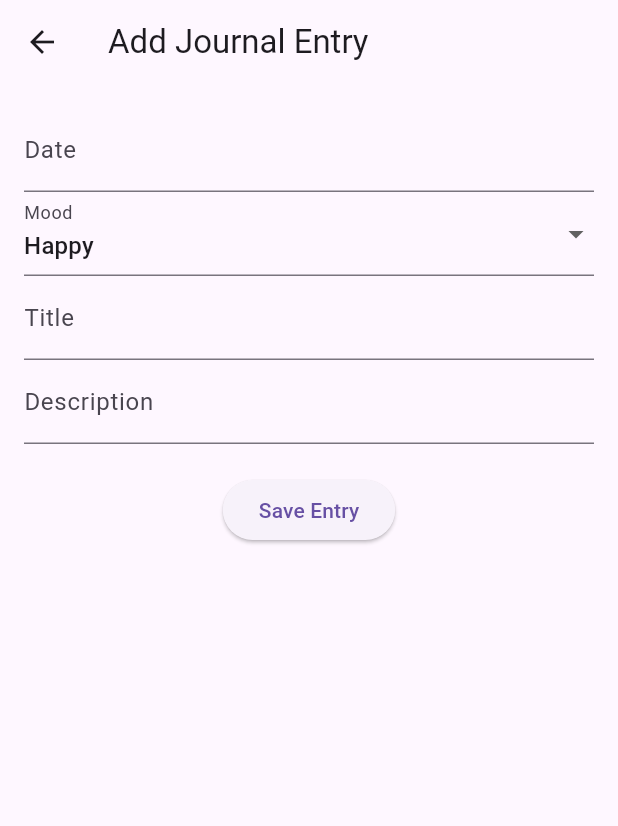
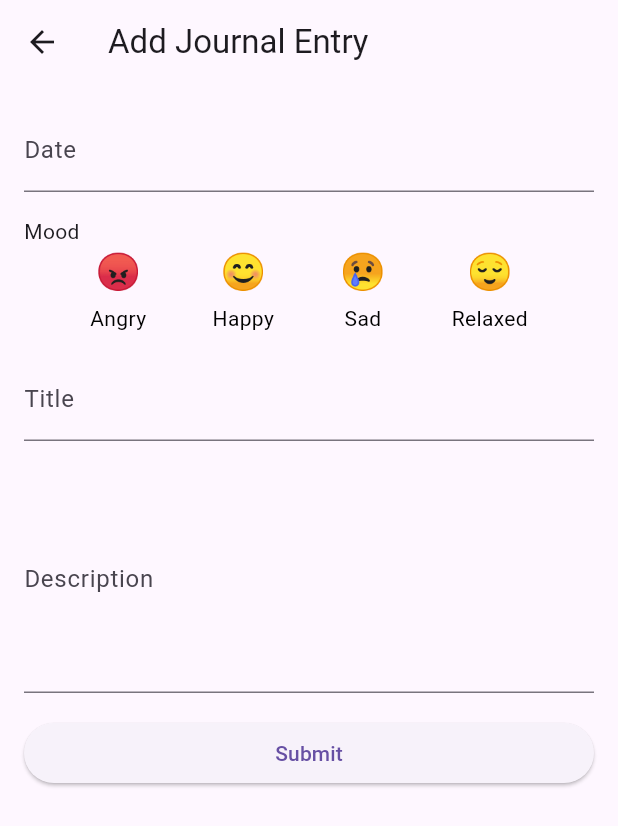
Before and after one commit to iamkasumi/AppDev, a Flutter app: the JournalPage screen opened directly, after a tap on the "add" icon, on a phone screen of 412 x 824 dp. Shown: the top 826 px of the screen. Run offline on Flutter 3.47's test engine with Material 3 defaults, Android fonts, the phone set to English and light mode, and no system bars; our stand-ins replace carousel_slider, google_fonts, video_player.

Commit message:
edit journal

```diff
--- /dev/null
+++ b/mental_health/lib/pages/journal/add_journal.dart
@@ -0,0 +1,184 @@
+import 'package:flutter/material.dart';
+
+class AddJournalEntryPage extends StatefulWidget {
+  final Function(Map<String, String>) addEntry;
+
+  const AddJournalEntryPage({super.key, required this.addEntry});
+
+  @override
+  _AddJournalEntryPageState createState() => _AddJournalEntryPageState();
+}
+
+class _AddJournalEntryPageState extends State<AddJournalEntryPage> {
+  final _formKey = GlobalKey<FormState>();
+  String _date = '';
+  String _mood = '';
+  String _emoji = '';
+  String _title = '';
+  String _description = '';
+
+  void _submitEntry() {
+    if (_formKey.currentState!.validate()) {
+      _formKey.currentState!.save();
+      widget.addEntry({
+        'date': _date,
+        'mood': _mood,
+        'emoji': _emoji,
+        'title': _title,
+        'description': _description,
+      });
+      Navigator.pop(context);
+    }
+  }
+
+  @override
+  Widget build(BuildContext context) {
+    return Scaffold(
+      appBar: AppBar(
+        title: Text("Add Journal Entry"),
+      ),
+      body: Padding(
+        padding: const EdgeInsets.all(16.0),
+        child: Form(
+          key: _formKey,
+          child: ListView(
+            children: [
+              TextFormField(
+                decoration: InputDecoration(labelText: 'Date'),
+                validator: (value) {
+                  if (value == null || value.isEmpty) {
+                    return 'Please enter a date';
+                  }
+                  return null;
+                },
+                onSaved: (value) {
+                  _date = value!;
+                },
+              ),
+              const SizedBox(height: 16),
+              Text("Mood"),
+              Row(
+                mainAxisAlignment: MainAxisAlignment.spaceEvenly,
+                children: <Widget>[
+                  EmotionWidget(
+                    emoji: '😡',
+                    label: 'Angry',
+                    isSelected: _emoji == '😡',
+                    onTap: () {
+                      setState(() {
+                        _emoji = '😡';
+                        _mood = 'Angry';
+                      });
+                    },
+                  ),
+                  EmotionWidget(
+                    emoji: '😊',
+                    label: 'Happy',
+                    isSelected: _emoji == '😊',
+                    onTap: () {
+                      setState(() {
+                        _emoji = '😊';
+                        _mood = 'Happy';
+                      });
+                    },
+                  ),
+                  EmotionWidget(
+                    emoji: '😢',
+                    label: 'Sad',
+                    isSelected: _emoji == '😢',
+                    onTap: () {
+                      setState(() {
+                        _emoji = '😢';
+                        _mood = 'Sad';
+                      });
+                    },
+                  ),
+                  EmotionWidget(
+                    emoji: '😌',
+                    label: 'Relaxed',
+                    isSelected: _emoji == '😌',
+                    onTap: () {
+                      setState(() {
+                        _emoji = '😌';
+                        _mood = 'Relaxed';
+                      });
+                    },
+                  ),
+                ],
+              ),
+              const SizedBox(height: 16),
+              TextFormField(
+                decoration: InputDecoration(labelText: 'Title'),
+                validator: (value) {
+                  if (value == null || value.isEmpty) {
+                    return 'Please enter a title';
+                  }
+                  return null;
+                },
+                onSaved: (value) {
+                  _title = value!;
+                },
+              ),
+              const SizedBox(height: 16),
+              TextFormField(
+                decoration: InputDecoration(labelText: 'Description'),
+                maxLines: 5,
+                validator: (value) {
+                  if (value == null || value.isEmpty) {
+                    return 'Please enter a description';
+                  }
+                  return null;
+                },
+                onSaved: (value) {
+                  _description = value!;
+                },
+              ),
+              const SizedBox(height: 16),
+              ElevatedButton(
+                onPressed: _submitEntry,
+                child: Text('Submit'),
+              ),
+            ],
+          ),
+        ),
+      ),
+    );
+  }
+}
+
+class EmotionWidget extends StatelessWidget {
+  final String emoji;
+  final String label;
+  final bool isSelected;
+  final VoidCallback onTap;
+
+  const EmotionWidget({
+    required this.emoji,
+    required this.label,
+    required this.isSelected,
+    required this.onTap,
+  });
+
+  @override
+  Widget build(BuildContext context) {
+    return GestureDetector(
+      onTap: onTap,
+      child: Column(
+        children: [
+          Text(
+            emoji,
+            style: TextStyle(fontSize: 24),
+          ),
+          const SizedBox(height: 4),
+          Text(
+            label,
+            style: TextStyle(
+              color: isSelected ? Colors.blue : Colors.black,
+              fontWeight: isSelected ? FontWeight.bold : FontWeight.normal,
+            ),
+          ),
+        ],
+      ),
+    );
+  }
+}
--- a/mental_health/lib/pages/journal/add_journal_entry_page.dart
+++ /dev/null
@@ -1,117 +0,0 @@
-import 'package:flutter/material.dart';
-
-class AddJournalEntryPage extends StatefulWidget {
-  final Function(Map<String, String>) addEntry;
-
-  const AddJournalEntryPage({required this.addEntry, super.key});
-
-  @override
-  _AddJournalEntryPageState createState() => _AddJournalEntryPageState();
-}
-
-class _AddJournalEntryPageState extends State<AddJournalEntryPage> {
-  final _formKey = GlobalKey<FormState>();
-  final _dateController = TextEditingController();
-  final _titleController = TextEditingController();
-  final _descriptionController = TextEditingController();
-  String _selectedMood = "Happy";
-  Color _selectedMoodColor = Colors.yellow;
-
-  void _saveEntry() {
-    if (_formKey.currentState!.validate()) {
-      final newEntry = {
-        "date": _dateController.text,
-        "mood": _selectedMood,
-        "moodColor": _selectedMoodColor.value.toRadixString(16),
-        "title": _titleController.text,
-        "description": _descriptionController.text,
-      };
-      widget.addEntry(newEntry);
-      Navigator.pop(context);
-    }
-  }
-
-  @override
-  void dispose() {
-    _dateController.dispose();
-    _titleController.dispose();
-    _descriptionController.dispose();
-    super.dispose();
-  }
-
-  @override
-  Widget build(BuildContext context) {
-    return Scaffold(
-      appBar: AppBar(
-        title: const Text("Add Journal Entry"),
-      ),
-      body: Padding(
-        padding: const EdgeInsets.all(16.0),
-        child: Form(
-          key: _formKey,
-          child: Column(
-            children: [
-              TextFormField(
-                controller: _dateController,
-                decoration: InputDecoration(labelText: "Date"),
-                validator: (value) {
-                  if (value == null || value.isEmpty) {
-                    return "Please enter a date";
-                  }
-                  return null;
-                },
-              ),
-              DropdownButtonFormField<String>(
-                value: _selectedMood,
-                items: ["Happy", "Sad", "Angry", "Terrible"].map((mood) {
-                  return DropdownMenuItem(
-                    value: mood,
-                    child: Text(mood),
-                  );
-                }).toList(),
-                onChanged: (value) {
-                  setState(() {
-                    _selectedMood = value!;
-                    _selectedMoodColor = value == "Happy"
-                        ? Colors.yellow
-                        : value == "Sad"
-                            ? Colors.blue
-                            : value == "Angry"
-                                ? Colors.red
-                                : Colors.grey;
-                  });
-                },
-                decoration: InputDecoration(labelText: "Mood"),
-              ),
-              TextFormField(
-                controller: _titleController,
-                decoration: InputDecoration(labelText: "Title"),
-                validator: (value) {
-                  if (value == null || value.isEmpty) {
-                    return "Please enter a title";
-                  }
-                  return null;
-                },
-              ),
-              TextFormField(
-                controller: _descriptionController,
-                decoration: InputDecoration(labelText: "Description"),
-                validator: (value) {
-                  if (value == null || value.isEmpty) {
-                    return "Please enter a description";
-                  }
-                  return null;
-                },
-              ),
-              const SizedBox(height: 20),
-              ElevatedButton(
-                onPressed: _saveEntry,
-                child: const Text("Save Entry"),
-              ),
-            ],
-          ),
-        ),
-      ),
-    );
-  }
-}
--- a/mental_health/lib/pages/journal/journal_page.dart
+++ b/mental_health/lib/pages/journal/journal_page.dart
@@ -1,6 +1,7 @@
 import 'package:flutter/material.dart';
-import 'add_journal_entry_page.dart';
-import 'view_journal_entry_page.dart';
+import 'package:google_fonts/google_fonts.dart';
+import 'add_journal.dart';
+import 'view_journal.dart';
 
 class JournalPage extends StatefulWidget {
   const JournalPage({super.key});
@@ -10,29 +11,7 @@ class JournalPage extends StatefulWidget {
 }
 
 class _JournalPageState extends State<JournalPage> {
-  final List<Map<String, String>> _journalEntries = [
-    {
-      "date": "02 May 2022",
-      "mood": "Awesome",
-      "moodColor": "0xFFFF0000",
-      "title": "Story of Jonathan",
-      "description": "Lorem ipsum dolor sit amet, consectetur adipiscing elit. Phasellus id lobortis dui facilisi."
-    },
-    {
-      "date": "28 April 2022",
-      "mood": "Happy",
-      "moodColor": "0xFFFFFF00",
-      "title": "Story of Nathan",
-      "description": "Commodo pellentesque vivamus faucibus natoque enim elementum."
-    },
-    {
-      "date": "15 March 2022",
-      "mood": "Terrible",
-      "moodColor": "0xFF0000FF",
-      "title": "Story of Solomon",
-      "description": "Elementum diam amet commodo, mollis congue sed in. Vitae et mi pretium leo."
-    },
-  ];
+  final List<Map<String, String>> _journalEntries = [];
 
   void _addNewEntry(Map<String, String> newEntry) {
     setState(() {
@@ -43,21 +22,23 @@ class _JournalPageState extends State<JournalPage> {
   @override
   Widget build(BuildContext context) {
     return Scaffold(
-      appBar: AppBar(
-        title: const Text("All Journal"),
-        backgroundColor: Colors.transparent,
-        elevation: 0,
-        centerTitle: true,
-      ),
       body: Padding(
         padding: const EdgeInsets.all(16.0),
         child: Column(
+          crossAxisAlignment: CrossAxisAlignment.start,
           children: [
-            // Search bar
+            Text(
+              "Journals",
+              style: GoogleFonts.playfairDisplay(
+                fontSize: 24,
+                fontWeight: FontWeight.bold,
+              ),
+            ),
+            const SizedBox(height: 16),
             TextField(
               decoration: InputDecoration(
                 prefixIcon: Icon(Icons.search),
-                hintText: "Search Journal",
+                hintText: "Search journal",
                 border: OutlineInputBorder(
                   borderRadius: BorderRadius.circular(12),
                   borderSide: BorderSide.none,
@@ -67,7 +48,6 @@ class _JournalPageState extends State<JournalPage> {
               ),
             ),
             const SizedBox(height: 16),
-            // List of journal entries
             Expanded(
               child: ListView.builder(
                 itemCount: _journalEntries.length,
@@ -87,7 +67,7 @@ class _JournalPageState extends State<JournalPage> {
                     child: JournalEntry(
                       date: entry["date"]!,
                       mood: entry["mood"]!,
-                      moodColor: Color(int.parse(entry["moodColor"]!)),
+                      emoji: entry["emoji"]!,
                       title: entry["title"]!,
                       description: entry["description"]!,
                     ),
@@ -103,9 +83,7 @@ class _JournalPageState extends State<JournalPage> {
           Navigator.push(
             context,
             MaterialPageRoute(
-              builder: (context) => AddJournalEntryPage(
-                addEntry: _addNewEntry,
-              ),
+              builder: (context) => AddJournalEntryPage(addEntry: _addNewEntry),
             ),
           );
         },
@@ -118,14 +96,14 @@ class _JournalPageState extends State<JournalPage> {
 class JournalEntry extends StatelessWidget {
   final String date;
   final String mood;
-  final Color moodColor;
+  final String emoji;
   final String title;
   final String description;
 
   const JournalEntry({
     required this.date,
     required this.mood,
-    required this.moodColor,
+    required this.emoji,
     required this.title,
     required this.description,
   });
@@ -146,16 +124,11 @@ class JournalEntry extends StatelessWidget {
                   style: TextStyle(color: Colors.grey[600]),
                 ),
                 const Spacer(),
-                Container(
-                  padding: const EdgeInsets.symmetric(horizontal: 8, vertical: 4),
-                  decoration: BoxDecoration(
-                    color: moodColor.withOpacity(0.2),
-                    borderRadius: BorderRadius.circular(12),
-                  ),
-                  child: Text(
-                    mood,
-                    style: TextStyle(color: moodColor),
-                  ),
+                EmotionWidget(
+                  emoji: emoji,
+                  label: mood,
+                  isSelected: true,
+                  onTap: () {},
                 ),
               ],
             ),
@@ -178,3 +151,40 @@ class JournalEntry extends StatelessWidget {
     );
   }
 }
+
+class EmotionWidget extends StatelessWidget {
+  final String emoji;
+  final String label;
+  final bool isSelected;
+  final VoidCallback onTap;
+
+  const EmotionWidget({
+    required this.emoji,
+    required this.label,
+    required this.isSelected,
+    required this.onTap,
+  });
+
+  @override
+  Widget build(BuildContext context) {
+    return GestureDetector(
+      onTap: onTap,
+      child: Column(
+        children: [
+          Text(
+            emoji,
+            style: TextStyle(fontSize: 24),
+          ),
+          const SizedBox(height: 4),
+          Text(
+            label,
+            style: TextStyle(
+              color: isSelected ? Colors.blue : Colors.black,
+              fontWeight: isSelected ? FontWeight.bold : FontWeight.normal,
+            ),
+          ),
+        ],
+      ),
+    );
+  }
+}
--- a/mental_health/lib/pages/journal/view_journal_entry_page.dart
+++ /dev/null
@@ -1,45 +0,0 @@
-import 'package:flutter/material.dart';
-
-class ViewJournalEntryPage extends StatelessWidget {
-  final Map<String, String> entry;
-
-  const ViewJournalEntryPage({required this.entry, super.key});
-
-  @override
-  Widget build(BuildContext context) {
-    return Scaffold(
-      appBar: AppBar(
-        title: Text(entry["title"]!),
-      ),
-      body: Padding(
-        padding: const EdgeInsets.all(16.0),
-        child: Column(
-          crossAxisAlignment: CrossAxisAlignment.start,
-          children: [
-            Text(
-              entry["date"]!,
-              style: TextStyle(color: Colors.grey[600]),
-            ),
-            const SizedBox(height: 16),
-            Container(
-              padding: const EdgeInsets.symmetric(horizontal: 8, vertical: 4),
-              decoration: BoxDecoration(
-                color: Color(int.parse(entry["moodColor"]!)).withOpacity(0.2),
-                borderRadius: BorderRadius.circular(12),
-              ),
-              child: Text(
-                entry["mood"]!,
-                style: TextStyle(color: Color(int.parse(entry["moodColor"]!))),
-              ),
-            ),
-            const SizedBox(height: 16),
-            Text(
-              entry["description"]!,
-              style: TextStyle(fontSize: 18, color: Colors.grey[800]),
-            ),
-          ],
-        ),
-      ),
-    );
-  }
-}
```
Also changed, not shown: mental_health/lib/pages/journal/view_journal.dart (added, +92 -0 lines).
